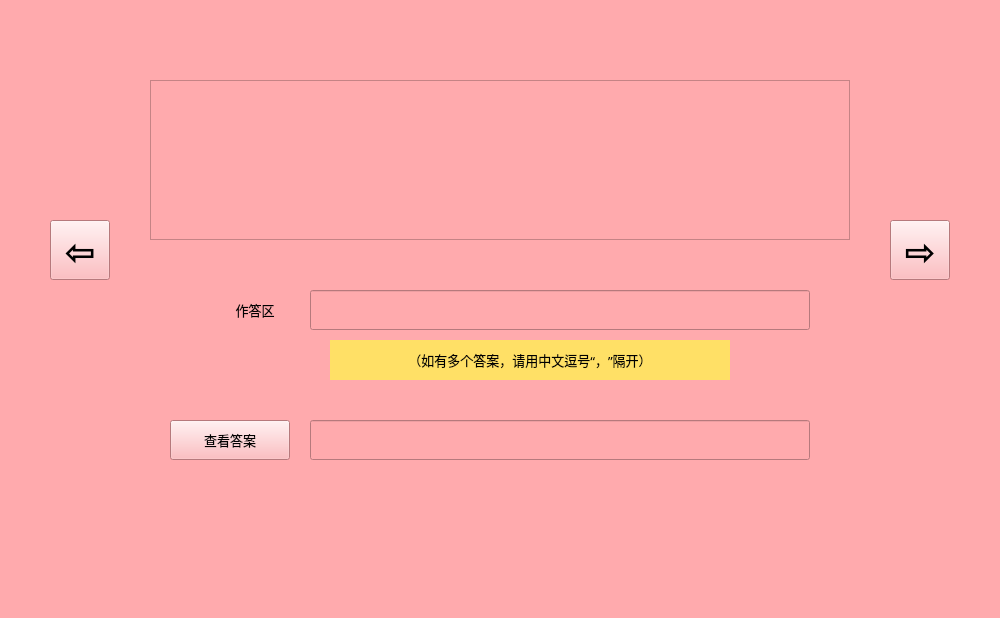
Above: callUI/UISRC/FillinBlankQ.ui from Stan-lei/PyEasier before the change. Below: the same form after it.
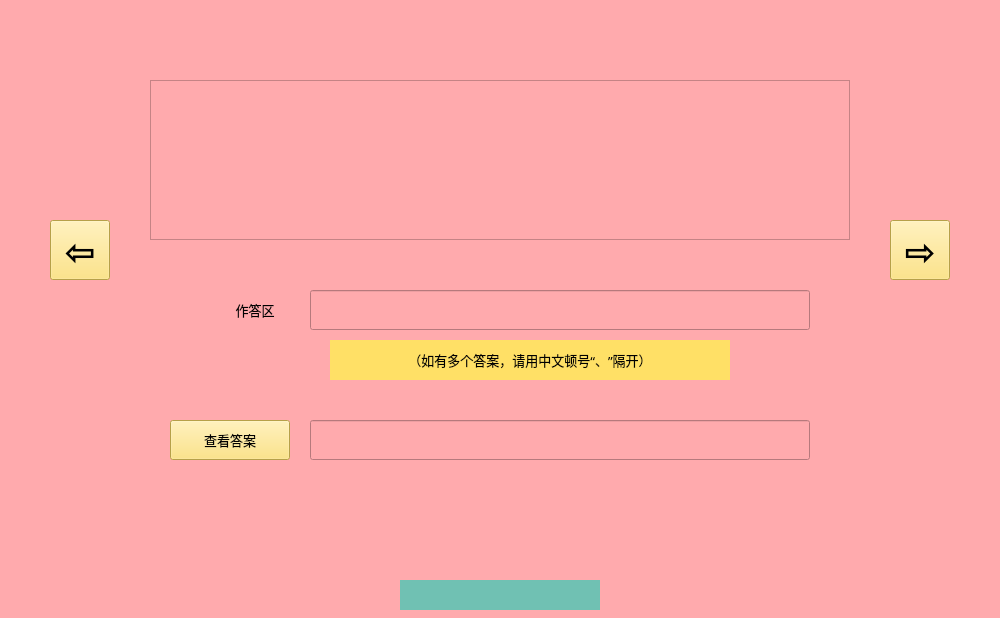
That is the form after the change.

The edit to the form file:
```diff
--- a/callUI/UISRC/FillinBlankQ.ui
+++ b/callUI/UISRC/FillinBlankQ.ui
@@ -108,6 +108,9 @@
      <bold>true</bold>
     </font>
    </property>
+   <property name="styleSheet">
+    <string notr="true">background-color: rgb(255, 224, 102);</string>
+   </property>
    <property name="text">
     <string>⇨</string>
    </property>
@@ -132,6 +135,9 @@
      <bold>true</bold>
     </font>
    </property>
+   <property name="styleSheet">
+    <string notr="true">background-color: rgb(255, 224, 102);</string>
+   </property>
    <property name="text">
     <string>⇦</string>
    </property>
@@ -154,6 +160,9 @@
      <pointsize>10</pointsize>
     </font>
    </property>
+   <property name="styleSheet">
+    <string notr="true">background-color: rgb(255, 224, 102);</string>
+   </property>
    <property name="text">
     <string>查看答案</string>
    </property>
@@ -199,7 +208,7 @@
     <string notr="true">background-color: rgb(255, 224, 102);</string>
    </property>
    <property name="text">
-    <string>（如有多个答案，请用中文逗号“，”隔开）</string>
+    <string>（如有多个答案，请用中文顿号“、”隔开）</string>
    </property>
    <property name="alignment">
     <set>Qt::AlignCenter</set>
@@ -220,6 +229,9 @@
      <pointsize>10</pointsize>
     </font>
    </property>
+   <property name="styleSheet">
+    <string notr="true">background-color: rgb(112, 193, 179);</string>
+   </property>
    <property name="text">
     <string/>
    </property>
```
